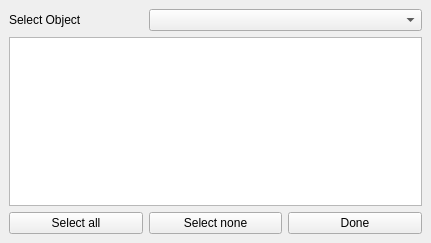
First picture: the form in TaskPanelCfdListOfFaces.ui, repository jaheyns/CfdOF, before the edit.
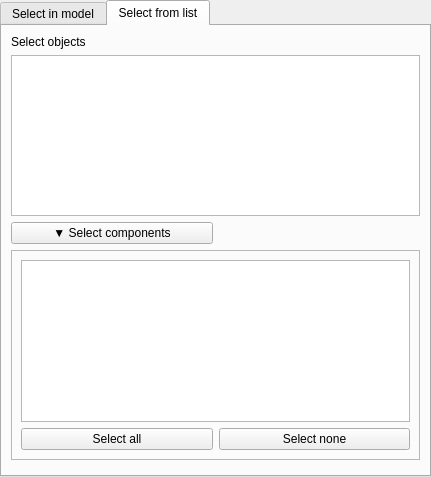
Second picture: the form after the edit. The open tabs and pages were chosen to show the change.

Commit message:
Allow selection of whole objects
To improve performance and practicality in selecting
boundary conditions etc for many-faced objects, particularly
imported triangulated geoemetries such as .stl and .obj

Resolves #11

What changed in the file:
```diff
--- a/TaskPanelCfdListOfFaces.ui
+++ b/TaskPanelCfdListOfFaces.ui
@@ -7,7 +7,7 @@
     <x>0</x>
     <y>0</y>
     <width>431</width>
-    <height>243</height>
+    <height>477</height>
    </rect>
   </property>
   <property name="windowTitle">
@@ -18,11 +18,14 @@
     <number>0</number>
    </property>
    <item row="6" column="0">
-    <widget class="QStackedWidget" name="stackedWidget">
+    <widget class="QTabWidget" name="tabWidget">
      <property name="currentIndex">
       <number>0</number>
      </property>
-     <widget class="QWidget" name="page">
+     <widget class="QWidget" name="tabWidgetPage1">
+      <attribute name="title">
+       <string>Select in model</string>
+      </attribute>
       <layout class="QGridLayout" name="gridLayout_2">
        <item row="2" column="2" colspan="2">
         <widget class="QPushButton" name="buttonAddFace">
@@ -109,41 +112,92 @@
        </item>
       </layout>
      </widget>
-     <widget class="QWidget" name="page_2">
+     <widget class="QWidget" name="tabWidgetPage2">
+      <attribute name="title">
+       <string>Select from list</string>
+      </attribute>
       <layout class="QGridLayout" name="gridLayout">
-       <item row="1" column="0" colspan="3">
-        <widget class="QListWidget" name="faceListWidget"/>
-       </item>
-       <item row="2" column="0">
-        <widget class="QPushButton" name="selectAllButton">
-         <property name="text">
-          <string>Select all</string>
-         </property>
-        </widget>
-       </item>
-       <item row="2" column="1">
-        <widget class="QPushButton" name="selectNoneButton">
-         <property name="text">
-          <string>Select none</string>
-         </property>
-        </widget>
-       </item>
-       <item row="2" column="2">
-        <widget class="QPushButton" name="doneButton">
-         <property name="text">
-          <string>Done</string>
-         </property>
-        </widget>
+       <item row="1" column="0" colspan="2">
+        <widget class="QListWidget" name="objectListWidget"/>
        </item>
        <item row="0" column="0">
         <widget class="QLabel" name="label_7">
          <property name="text">
-          <string>Select Object</string>
+          <string>Select objects</string>
          </property>
         </widget>
        </item>
-       <item row="0" column="1" colspan="2">
-        <widget class="QComboBox" name="shapeComboBox"/>
+       <item row="3" column="0" colspan="2">
+        <widget class="QFrame" name="individualFacesFrame">
+         <property name="frameShape">
+          <enum>QFrame::StyledPanel</enum>
+         </property>
+         <property name="frameShadow">
+          <enum>QFrame::Raised</enum>
+         </property>
+         <layout class="QGridLayout" name="gridLayout_5">
+          <item row="1" column="0">
+           <widget class="QPushButton" name="selectAllButton">
+            <property name="text">
+             <string>Select all</string>
+            </property>
+           </widget>
+          </item>
+          <item row="1" column="1">
+           <widget class="QPushButton" name="selectNoneButton">
+            <property name="text">
+             <string>Select none</string>
+            </property>
+           </widget>
+          </item>
+          <item row="0" column="0" colspan="2">
+           <widget class="QListWidget" name="faceListWidget"/>
+          </item>
+         </layout>
+        </widget>
+       </item>
+       <item row="4" column="0" colspan="2">
+        <widget class="QFrame" name="frame">
+         <property name="frameShape">
+          <enum>QFrame::NoFrame</enum>
+         </property>
+         <property name="frameShadow">
+          <enum>QFrame::Plain</enum>
+         </property>
+         <property name="lineWidth">
+          <number>0</number>
+         </property>
+         <layout class="QGridLayout" name="gridLayout_3">
+          <property name="leftMargin">
+           <number>0</number>
+          </property>
+          <property name="topMargin">
+           <number>0</number>
+          </property>
+          <property name="rightMargin">
+           <number>0</number>
+          </property>
+          <property name="bottomMargin">
+           <number>0</number>
+          </property>
+         </layout>
+        </widget>
+       </item>
+       <item row="2" column="0">
+        <widget class="QPushButton" name="faceSelectPushButton">
+         <property name="text">
+          <string>▼ Select components</string>
+         </property>
+         <property name="checkable">
+          <bool>true</bool>
+         </property>
+         <property name="checked">
+          <bool>false</bool>
+         </property>
+         <property name="flat">
+          <bool>false</bool>
+         </property>
+        </widget>
        </item>
       </layout>
      </widget>
```
Left out of the diff: 97 changed lines with no effect on the pictures. The commit also changes 13 other files.
